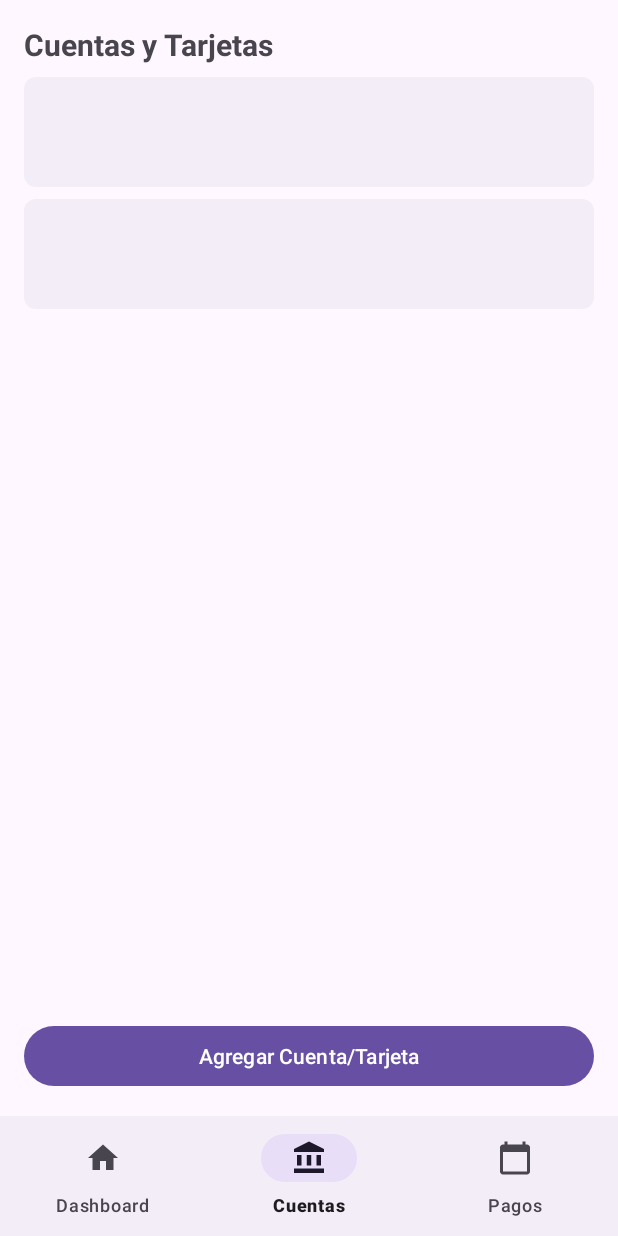
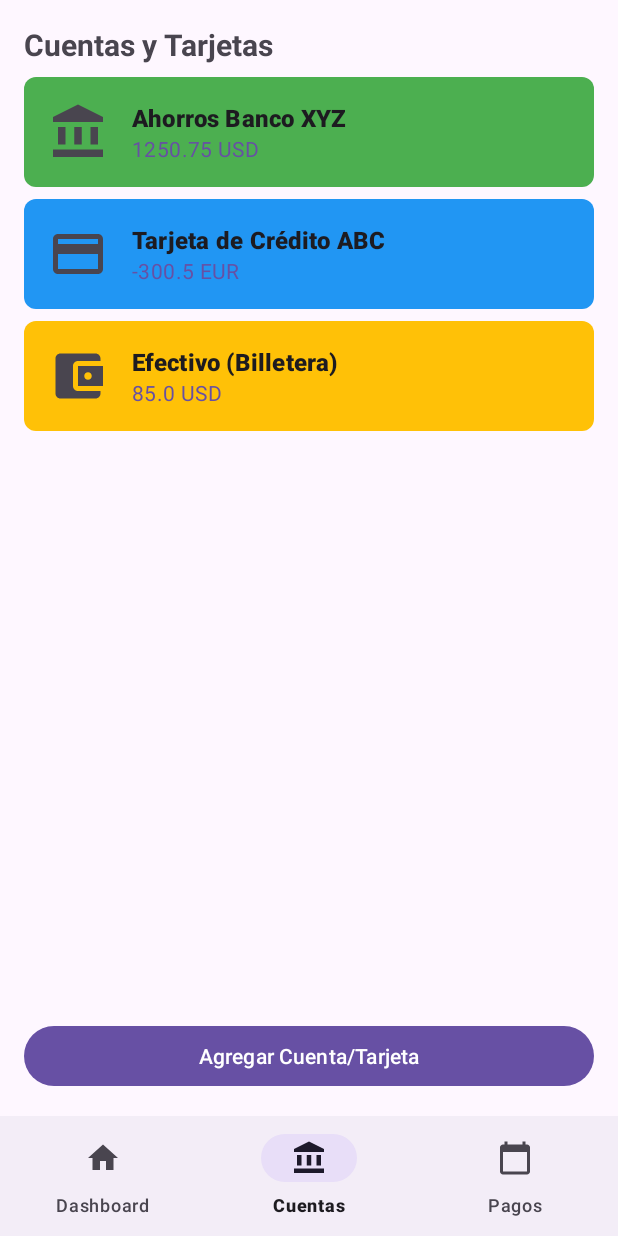
Before and after one commit to DannFox/ControldeGastosPersonales, an Android app: the screen it shows after launch (AccountsActivity), item 2 of the bottom bar chosen, on a phone screen of 412 x 824 dp. Run offline under Robolectric (Android 15) with nearby library versions, the phone set to English and light mode, and no system bars.

Commit message:
Refactor Accounts screen and improve navigation
This commit introduces a data class `Account.kt` and an `AccountAdapter.kt` to display a list of accounts using a `RecyclerView` in `AccountsActivity`. It also refines the bottom navigation behavior across `MainActivity`, `AccountsActivity`, and `PaymentsActivity`.

Key changes:
- Added `Account.kt`: A data class to represent an account with properties like `id`, `name`, `balance`, `currency`, `symbolResId`, and `colorHex`.
- Added `AccountAdapter.kt`: A `RecyclerView.Adapter` to bind `Account` data to `list_item_account.xml`. It sets the account name, balance, symbol, and applies a background color based on `colorHex`.
- Updated `activity_accounts.xml`:
    - Replaced the `ScrollView` and included layouts with a `RecyclerView` with the ID `rvAccounts`.
- Added `ids.xml`: Defined `rvAccounts` as an ID resource.
- Updated `AccountsActivity.kt`:
    - Initializes and uses `AccountAdapter` with sample data to populate the `RecyclerView`.
    - Sets up `LinearLayoutManager` for the `RecyclerView`.
    - Improved `BottomNavigationView` logic:
        - Uses `Intent.FLAG_ACTIVITY_CLEAR_TOP or Intent.FLAG_ACTIVITY_SINGLE_TOP` when navigating to `MainActivity`.
        - Uses `Intent.FLAG_ACTIVITY_REORDER_TO_FRONT` when navigating to `PaymentsActivity`.
        - Sets the selected item in `BottomNavigationView` to `nav_accounts` on create.
- Updated `MainActivity.kt`:
    - Uses `Intent.FLAG_ACTIVITY_REORDER_TO_FRONT` when navigating to `AccountsActivity` and `PaymentsActivity`.
    - Sets the selected item in `BottomNavigationView` to `nav_dashboard` on create.
- Updated `PaymentsActivity.kt`:
    - Sets the selected item in `BottomNavigationView` to `nav_payments` on create.

```diff
--- /dev/null
+++ b/app/src/main/java/com/example/controldegastospersonales/Account.kt
@@ -0,0 +1,11 @@
+package com.example.controldegastospersonales
+
+// Account.kt (en algún lugar de tu estructura de paquetes)
+data class Account(
+    val id: String, // O Int, como prefieras
+    val name: String,
+    val balance: Double,
+    val currency: String,
+    val symbolResId: Int, // ID de recurso para el drawable del símbolo/icono
+    val colorHex: String   // Código de color hexadecimal (ej. "#FF5722")
+)
--- /dev/null
+++ b/app/src/main/java/com/example/controldegastospersonales/AccountAdapter.kt
@@ -0,0 +1,61 @@
+// AccountAdapter.kt
+import android.graphics.Color
+import android.view.LayoutInflater
+import android.view.View
+import android.view.ViewGroup
+import android.widget.ImageView
+import android.widget.LinearLayout
+import android.widget.TextView
+import androidx.core.graphics.drawable.DrawableCompat
+import androidx.recyclerview.widget.RecyclerView
+import com.example.controldegastospersonales.Account
+import com.example.controldegastospersonales.R
+
+class AccountAdapter(private val accounts: List<Account>) :
+    RecyclerView.Adapter<AccountAdapter.AccountViewHolder>() {
+
+    class AccountViewHolder(itemView: View) : RecyclerView.ViewHolder(itemView) {
+        val accountItemContainer: LinearLayout = itemView.findViewById(R.id.llAccountItemContainer)
+        val accountSymbol: ImageView = itemView.findViewById(R.id.ivAccountSymbol)
+        val accountName: TextView = itemView.findViewById(R.id.tvAccountName)
+        val accountBalance: TextView = itemView.findViewById(R.id.tvAccountBalance)
+    }
+
+    override fun onCreateViewHolder(parent: ViewGroup, viewType: Int): AccountViewHolder {
+        val view = LayoutInflater.from(parent.context)
+            .inflate(R.layout.list_item_account, parent, false)
+        return AccountViewHolder(view)
+    }
+
+    override fun onBindViewHolder(holder: AccountViewHolder, position: Int) {
+        val account = accounts[position]
+
+        holder.accountName.text = account.name
+        holder.accountBalance.text = "${account.balance} ${account.currency}" // Formatea como necesites
+        holder.accountSymbol.setImageResource(account.symbolResId)
+
+        // Aplicar el color de fondo
+        try {
+            val color = Color.parseColor(account.colorHex)
+            // Para cambiar el fondo del LinearLayout
+            holder.accountItemContainer.background?.let { background ->
+                val wrappedDrawable = DrawableCompat.wrap(background.mutate()) // mutate() es importante
+                DrawableCompat.setTint(wrappedDrawable, color)
+                holder.accountItemContainer.background = wrappedDrawable
+            }
+        } catch (e: IllegalArgumentException) {
+            // Manejar color inválido, tal vez usar un color por defecto
+            // Por ejemplo, puedes tener un color por defecto en el XML y solo aplicar tinte si es válido
+        }
+
+        // Si quieres cambiar el tinte del icono en lugar del fondo del ítem:
+        // holder.accountSymbol.setColorFilter(Color.parseColor(account.colorHex), PorterDuff.Mode.SRC_IN)
+
+        // Listener de clic (opcional)
+        holder.itemView.setOnClickListener {
+            // Acción al hacer clic en un ítem
+        }
+    }
+
+    override fun getItemCount() = accounts.size
+}
--- a/app/src/main/java/com/example/controldegastospersonales/AccountsActivity.kt
+++ b/app/src/main/java/com/example/controldegastospersonales/AccountsActivity.kt
@@ -1,43 +1,98 @@
+// AccountsActivity.kt
 package com.example.controldegastospersonales
-
+import AccountAdapter
 import android.content.Intent
 import android.os.Bundle
 import androidx.appcompat.app.AppCompatActivity
+import androidx.recyclerview.widget.LinearLayoutManager
+import androidx.recyclerview.widget.RecyclerView
+import com.example.controldegastospersonales.Account
+import com.example.controldegastospersonales.R
 import com.google.android.material.bottomnavigation.BottomNavigationView
 
 class AccountsActivity : AppCompatActivity() {
+
+    private lateinit var rvAccounts: RecyclerView
+    private lateinit var accountAdapter: AccountAdapter
+    private val sampleAccounts = mutableListOf<Account>()
+
     override fun onCreate(savedInstanceState: Bundle?) {
         super.onCreate(savedInstanceState)
         setContentView(R.layout.activity_accounts)
 
-        val bottomNavView = findViewById<BottomNavigationView>(R.id.bottomNav)
+        val bottomNavigationView = findViewById<BottomNavigationView>(R.id.bottomNav) // Reemplaza con el ID real
 
-        bottomNavView.selectedItemId = R.id.nav_accounts
-
-        bottomNavView.setOnItemSelectedListener { item ->
+        bottomNavigationView.setOnItemSelectedListener { item ->
             when (item.itemId) {
-                R.id.nav_dashboard -> {
+                R.id.nav_dashboard -> { // Asume que tienes un item con id "navigation_home" en tu menú
                     val intent = Intent(this, MainActivity::class.java)
-                    // Para evitar crear múltiples instancias de MainActivity si ya está en la pila
                     intent.flags = Intent.FLAG_ACTIVITY_CLEAR_TOP or Intent.FLAG_ACTIVITY_SINGLE_TOP
                     startActivity(intent)
-                    finish() // Termina AccountsActivity al ir a Home
                     true
                 }
-                R.id.nav_accounts -> {
-                    // Ya estás aquí
+
+                R.id.nav_accounts -> { // Asume que tienes un item con id "navigation_accounts"
+                    // Ya estás en AccountsActivity, podrías no hacer nada o refrescar
                     true
                 }
-                R.id.nav_payments -> {
+
+                R.id.nav_payments -> { // Asume que tienes un item con id "navigation_payments"
                     val intent = Intent(this, PaymentsActivity::class.java)
-                    // Si PaymentsActivity puede estar encima de AccountsActivity, no necesitas flags especiales
-                    // o podrías usar REORDER_TO_FRONT si quieres traerla al frente si ya existe.
+                    intent.flags = Intent.FLAG_ACTIVITY_REORDER_TO_FRONT
                     startActivity(intent)
-                    finish() // Termina AccountsActivity al ir a Payments
                     true
                 }
+                // Agrega más casos para otros items de navegación
                 else -> false
             }
         }
+        bottomNavigationView.selectedItemId = R.id.nav_accounts
+
+        rvAccounts = findViewById(R.id.rvAccounts)
+        rvAccounts.layoutManager = LinearLayoutManager(this)
+
+        // Cargar datos de ejemplo (esto es lo que verás en debug)
+        loadSampleData()
+
+        accountAdapter = AccountAdapter(sampleAccounts)
+        rvAccounts.adapter = accountAdapter
+
+        // ... resto de tu lógica para AccountsActivity
+        // val btnAddAccount = findViewById<Button>(R.id.btnAddAccount)
+        // btnAddAccount.setOnClickListener { /* ... */ }
+    }
+
+    private fun loadSampleData() {        // Aquí es donde "pones en duro" los datos para tiempo de ejecución (debug/release)
+        sampleAccounts.add(
+            Account(
+                id = "1",
+                name = "Ahorros Banco XYZ",
+                balance = 1250.75,
+                currency = "USD",
+                symbolResId = R.drawable.baseline_account_balance_24, // Reemplaza con tus drawables
+                colorHex = "#4CAF50" // Verde
+            )
+        )
+        sampleAccounts.add(
+            Account(
+                id = "2",
+                name = "Tarjeta de Crédito ABC",
+                balance = -300.50, // Los saldos pueden ser negativos para créditos
+                currency = "EUR",
+                symbolResId = R.drawable.baseline_credit_card_24, // Reemplaza
+                colorHex = "#2196F3" // Azul
+            )
+        )
+        sampleAccounts.add(
+            Account(
+                id = "3",
+                name = "Efectivo (Billetera)",
+                balance = 85.00,
+                currency = "USD",
+                symbolResId = R.drawable.baseline_account_balance_wallet_24, // Reemplaza
+                colorHex = "#FFC107" // Ámbar
+            )
+        )
+        // Añade más cuentas si quieres
     }
 }
--- a/app/src/main/java/com/example/controldegastospersonales/MainActivity.kt
+++ b/app/src/main/java/com/example/controldegastospersonales/MainActivity.kt
@@ -29,17 +29,20 @@ class MainActivity : AppCompatActivity() {
                 true }
                 R.id.nav_accounts -> {
                 val intent = Intent(this, AccountsActivity::class.java)
+                    intent.flags = Intent.FLAG_ACTIVITY_REORDER_TO_FRONT
                 startActivity(intent)
                 true
                 }
                 R.id.nav_payments -> {
                 val intent = Intent(this, PaymentsActivity::class.java)
+                    intent.flags = Intent.FLAG_ACTIVITY_REORDER_TO_FRONT
                 startActivity(intent)
                 true
                 }
                 else -> false
             }
         }
+        bottomNavView.selectedItemId = R.id.nav_dashboard
 
         rvGastosRecientes = findViewById(R.id.rvGastosRecientes)
 
--- a/app/src/main/java/com/example/controldegastospersonales/PaymentsActivity.kt
+++ b/app/src/main/java/com/example/controldegastospersonales/PaymentsActivity.kt
@@ -24,17 +24,22 @@ class PaymentsActivity : AppCompatActivity() {
                     finish() // Termina PaymentsActivity al ir a Home
                     true
                 }
+
                 R.id.nav_accounts -> {
                     val intent = Intent(this, AccountsActivity::class.java)
                     startActivity(intent)
                     finish() // Termina PaymentsActivity al ir a Accounts
                     true
                 }
+
                 R.id.nav_payments -> {
                     // Ya estás aquí
                     true
                 }
+
                 else -> false
             }
-        }    }
+        }
+        bottomNavView.selectedItemId = R.id.nav_payments
+    }
 }
--- a/app/src/main/res/layout/activity_accounts.xml
+++ b/app/src/main/res/layout/activity_accounts.xml
@@ -21,18 +21,11 @@
            android:textStyle="bold"
            android:layout_marginBottom="8dp" />
 
-       <ScrollView
+       <androidx.recyclerview.widget.RecyclerView
+           android:id="@+id/rvAccounts"
            android:layout_width="match_parent"
            android:layout_height="0dp"
-           android:layout_weight="1" >
-           <LinearLayout
-               android:layout_width="match_parent"
-               android:layout_height="wrap_content"
-               android:orientation="vertical">
-               <include layout="@layout/list_item_account"/>
-               <include layout="@layout/list_item_account_2"/>
-           </LinearLayout>
-       </ScrollView>
+           android:layout_weight="1" />
 
        <Button
            android:layout_width="match_parent"
--- /dev/null
+++ b/app/src/main/res/values/ids.xml
@@ -0,0 +1,4 @@
+<?xml version="1.0" encoding="utf-8"?>
+<resources>
+    <item name="rvAccounts" type="id" />
+</resources>
```
